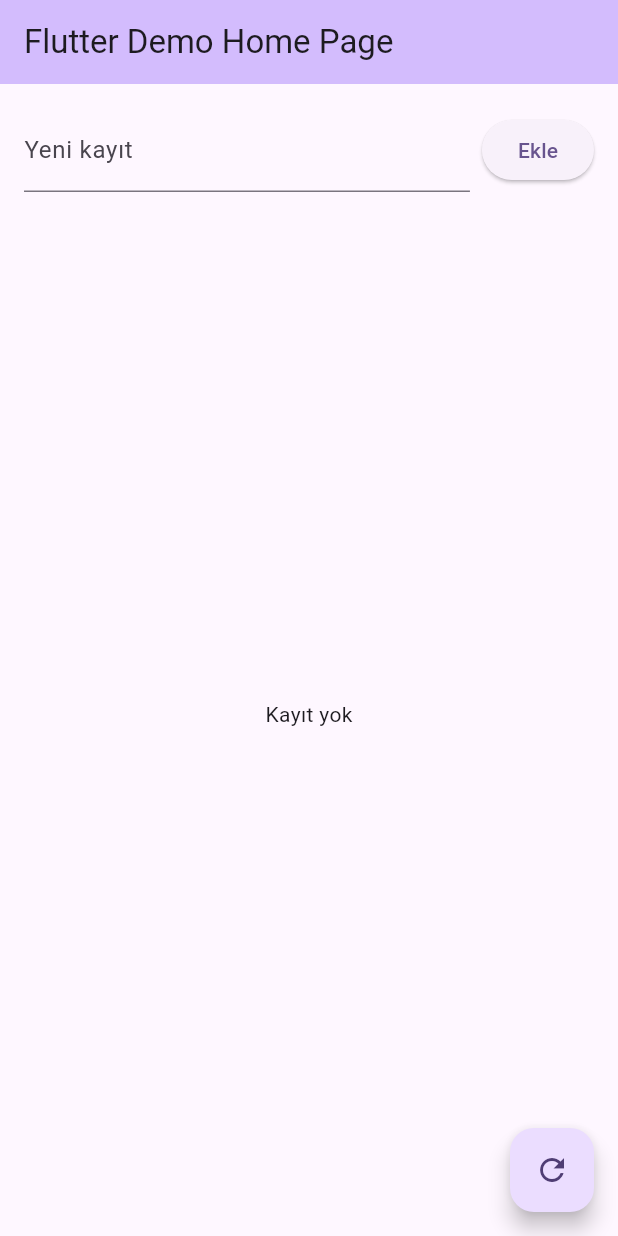
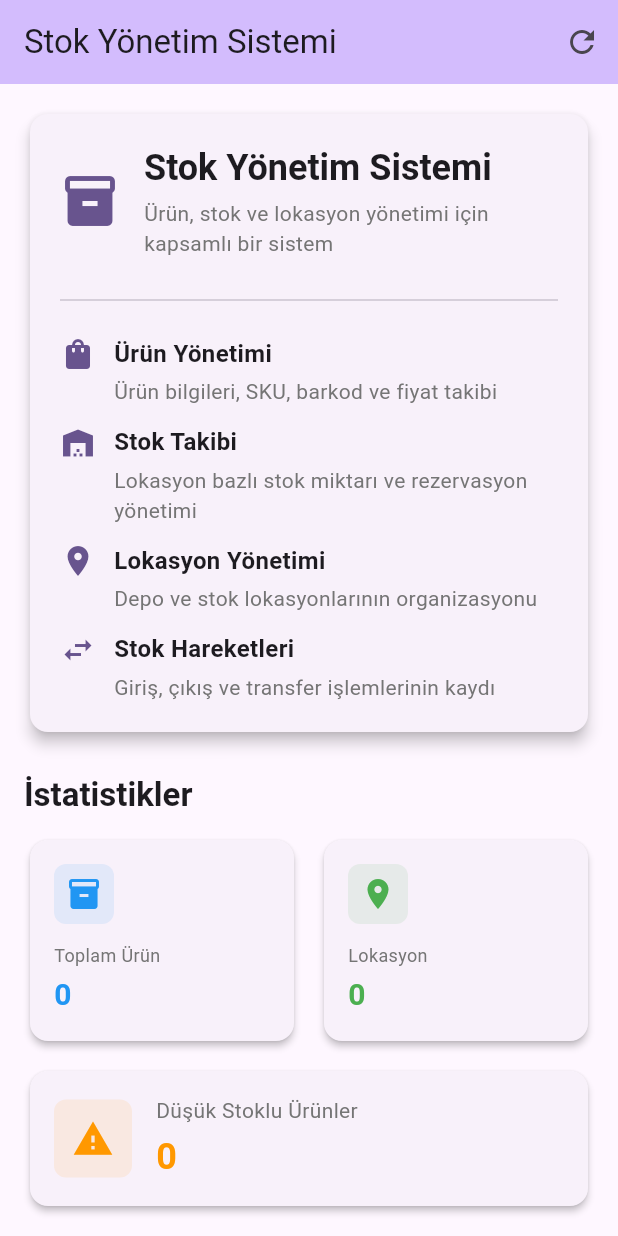
Before and after one commit to er3nnz/flutterProject, a Flutter app: the screen it shows after launch, after a tap on the "refresh" icon, on a phone screen of 412 x 824 dp. Run offline on Flutter 3.47's test engine with Material 3 defaults, Android fonts, the phone set to English and light mode, and no system bars; our stand-ins replace sqflite; accounts and stored records are empty.

Commit message:
Add authentication screens and inventory management screens from omer branch

```diff
--- a/lib/main.dart
+++ b/lib/main.dart
@@ -1,5 +1,5 @@
 import 'package:flutter/material.dart';
-import 'db/database_helper.dart';
+import 'screens/home_screen.dart';
 
 void main() {
   runApp(const MyApp());
@@ -8,143 +8,16 @@ void main() {
 class MyApp extends StatelessWidget {
   const MyApp({super.key});
 
-  // This widget is the root of your application.
   @override
   Widget build(BuildContext context) {
     return MaterialApp(
-      title: 'Flutter Demo',
+      title: 'Stok Yönetim Sistemi',
+      debugShowCheckedModeBanner: false,
       theme: ThemeData(
-        // This is the theme of your application.
-        //
-        // TRY THIS: Try running your application with "flutter run". You'll see
-        // the application has a purple toolbar. Then, without quitting the app,
-        // try changing the seedColor in the colorScheme below to Colors.green
-        // and then invoke "hot reload" (save your changes or press the "hot
-        // reload" button in a Flutter-supported IDE, or press "r" if you used
-        // the command line to start the app).
-        //
-        // Notice that the counter didn't reset back to zero; the application
-        // state is not lost during the reload. To reset the state, use hot
-        // restart instead.
-        //
-        // This works for code too, not just values: Most code changes can be
-        // tested with just a hot reload.
         colorScheme: ColorScheme.fromSeed(seedColor: Colors.deepPurple),
+        useMaterial3: true,
       ),
-      home: const MyHomePage(title: 'Flutter Demo Home Page'),
+      home: const HomeScreen(),
     );
   }
 }
-
-class MyHomePage extends StatefulWidget {
-  const MyHomePage({super.key, required this.title});
-
-  final String title;
-
-  @override
-  State<MyHomePage> createState() => _MyHomePageState();
-}
-
-class _MyHomePageState extends State<MyHomePage> {
-  final TextEditingController _controller = TextEditingController();
-  List<Map<String, dynamic>> _items = [];
-
-  @override
-  void initState() {
-    super.initState();
-    _loadItems();
-  }
-
-  Future<void> _loadItems() async {
-    final items = await DatabaseHelper.instance.getItems();
-    if (!mounted) return;
-    setState(() {
-      _items = items;
-    });
-  }
-
-  Future<void> _addItem() async {
-    final name = _controller.text.trim();
-    if (name.isEmpty) return;
-    await DatabaseHelper.instance.insertItem(name);
-    _controller.clear();
-    await _loadItems();
-  }
-
-  Future<void> _deleteItem(int id) async {
-    await DatabaseHelper.instance.deleteItem(id);
-    await _loadItems();
-  }
-
-  @override
-  Widget build(BuildContext context) {
-    return Scaffold(
-      appBar: AppBar(
-        backgroundColor: Theme.of(context).colorScheme.inversePrimary,
-        title: Text(widget.title),
-      ),
-      body: Padding(
-        padding: const EdgeInsets.all(16.0),
-        child: Column(
-          children: [
-            Row(
-              children: [
-                Expanded(
-                  child: TextField(
-                    controller: _controller,
-                    decoration: const InputDecoration(
-                      labelText: 'Yeni kayıt',
-                    ),
-                  ),
-                ),
-                const SizedBox(width: 8),
-                ElevatedButton(
-                  onPressed: _addItem,
-                  child: const Text('Ekle'),
-                ),
-              ],
-            ),
-            const SizedBox(height: 16),
-            Expanded(
-              child: _items.isEmpty
-                  ? const Center(child: Text('Kayıt yok'))
-                  : RefreshIndicator(
-                      onRefresh: _loadItems,
-                      child: ListView.builder(
-                        itemCount: _items.length,
-                        itemBuilder: (context, index) {
-                          final item = _items[index];
-                          return Dismissible(
-                            key: ValueKey(item['id']),
-                            direction: DismissDirection.endToStart,
-                            onDismissed: (_) => _deleteItem(item['id'] as int),
-                            background: Container(
-                              color: Colors.red,
-                              alignment: Alignment.centerRight,
-                              padding: const EdgeInsets.symmetric(horizontal: 20),
-                              child: const Icon(Icons.delete, color: Colors.white),
-                            ),
-                            child: ListTile(
-                              title: Text(item['name'] as String),
-                              subtitle: Text(item['createdAt'] as String),
-                              trailing: IconButton(
-                                icon: const Icon(Icons.delete),
-                                onPressed: () => _deleteItem(item['id'] as int),
-                              ),
-                            ),
-                          );
-                        },
-                      ),
-                    ),
-            ),
-          ],
-        ),
-      ),
-      floatingActionButton: FloatingActionButton(
-        onPressed: _loadItems,
-        tooltip: 'Yenile',
-        child: const Icon(Icons.refresh),
-      ),
-    );
-  }
-}
--- /dev/null
+++ b/lib/screens/home_screen.dart
@@ -0,0 +1,399 @@
+import 'package:flutter/material.dart';
+import '../db/database_helper.dart';
+import '../models/product.dart';
+
+class HomeScreen extends StatefulWidget {
+  const HomeScreen({super.key});
+
+  @override
+  State<HomeScreen> createState() => _HomeScreenState();
+}
+
+class _HomeScreenState extends State<HomeScreen> {
+  int _productCount = 0;
+  int _locationCount = 0;
+  int _lowStockCount = 0;
+  bool _isLoading = true;
+
+  @override
+  void initState() {
+    super.initState();
+    _loadStatistics();
+  }
+
+  Future<void> _loadStatistics() async {
+    setState(() => _isLoading = true);
+
+    try {
+      final products = await DatabaseHelper.instance.getProducts();
+      final locations = await DatabaseHelper.instance.getLocations();
+
+      int lowStock = 0;
+      for (var productMap in products) {
+        final product = Product.fromMap(productMap);
+        final inventory = await DatabaseHelper.instance.getInventoryForProduct(product.id!);
+        double totalQty = 0;
+        for (var inv in inventory) {
+          totalQty += (inv['quantity'] as num).toDouble();
+        }
+        if (totalQty <= product.reorderLevel) {
+          lowStock++;
+        }
+      }
+
+      setState(() {
+        _productCount = products.length;
+        _locationCount = locations.length;
+        _lowStockCount = lowStock;
+        _isLoading = false;
+      });
+    } catch (e) {
+      setState(() => _isLoading = false);
+    }
+  }
+
+  @override
+  Widget build(BuildContext context) {
+    return Scaffold(
+      appBar: AppBar(
+        title: const Text('Stok Yönetim Sistemi'),
+        backgroundColor: Theme.of(context).colorScheme.inversePrimary,
+        actions: [
+          IconButton(
+            icon: const Icon(Icons.refresh),
+            onPressed: _loadStatistics,
+            tooltip: 'Yenile',
+          ),
+        ],
+      ),
+      body: _isLoading
+          ? const Center(child: CircularProgressIndicator())
+          : SingleChildScrollView(
+              padding: const EdgeInsets.all(16.0),
+              child: Column(
+                crossAxisAlignment: CrossAxisAlignment.start,
+                children: [
+                  // Sistem Hakkında Bilgi Kartı
+                  Card(
+                    elevation: 4,
+                    child: Padding(
+                      padding: const EdgeInsets.all(20.0),
+                      child: Column(
+                        crossAxisAlignment: CrossAxisAlignment.start,
+                        children: [
+                          Row(
+                            children: [
+                              Icon(
+                                Icons.inventory_2,
+                                size: 40,
+                                color: Theme.of(context).colorScheme.primary,
+                              ),
+                              const SizedBox(width: 16),
+                              Expanded(
+                                child: Column(
+                                  crossAxisAlignment: CrossAxisAlignment.start,
+                                  children: [
+                                    Text(
+                                      'Stok Yönetim Sistemi',
+                                      style: Theme.of(context).textTheme.headlineSmall?.copyWith(
+                                            fontWeight: FontWeight.bold,
+                                          ),
+                                    ),
+                                    const SizedBox(height: 4),
+                                    Text(
+                                      'Ürün, stok ve lokasyon yönetimi için kapsamlı bir sistem',
+                                      style: Theme.of(context).textTheme.bodyMedium?.copyWith(
+                                            color: Colors.grey[600],
+                                          ),
+                                    ),
+                                  ],
+                                ),
+                              ),
+                            ],
+                          ),
+                          const SizedBox(height: 20),
+                          const Divider(),
+                          const SizedBox(height: 16),
+                          _buildFeatureItem(
+                            Icons.shopping_bag,
+                            'Ürün Yönetimi',
+                            'Ürün bilgileri, SKU, barkod ve fiyat takibi',
+                          ),
+                          const SizedBox(height: 12),
+                          _buildFeatureItem(
+                            Icons.warehouse,
+                            'Stok Takibi',
+                            'Lokasyon bazlı stok miktarı ve rezervasyon yönetimi',
+                          ),
+                          const SizedBox(height: 12),
+                          _buildFeatureItem(
+                            Icons.location_on,
+                            'Lokasyon Yönetimi',
+                            'Depo ve stok lokasyonlarının organizasyonu',
+                          ),
+                          const SizedBox(height: 12),
+                          _buildFeatureItem(
+                            Icons.swap_horiz,
+                            'Stok Hareketleri',
+                            'Giriş, çıkış ve transfer işlemlerinin kaydı',
+                          ),
+                        ],
+                      ),
+                    ),
+                  ),
+                  const SizedBox(height: 24),
+
+                  // İstatistikler
+                  Text(
+                    'İstatistikler',
+                    style: Theme.of(context).textTheme.titleLarge?.copyWith(
+                          fontWeight: FontWeight.bold,
+                        ),
+                  ),
+                  const SizedBox(height: 12),
+                  Row(
+                    children: [
+                      Expanded(
+                        child: _buildStatCard(
+                          'Toplam Ürün',
+                          _productCount.toString(),
+                          Icons.inventory,
+                          Colors.blue,
+                        ),
+                      ),
+                      const SizedBox(width: 12),
+                      Expanded(
+                        child: _buildStatCard(
+                          'Lokasyon',
+                          _locationCount.toString(),
+                          Icons.place,
+                          Colors.green,
+                        ),
+                      ),
+                    ],
+                  ),
+                  const SizedBox(height: 12),
+                  _buildStatCard(
+                    'Düşük Stoklu Ürünler',
+                    _lowStockCount.toString(),
+                    Icons.warning,
+                    Colors.orange,
+                    fullWidth: true,
+                  ),
+                  const SizedBox(height: 24),
+
+                  // Hızlı Erişim
+                  Text(
+                    'Hızlı Erişim',
+                    style: Theme.of(context).textTheme.titleLarge?.copyWith(
+                          fontWeight: FontWeight.bold,
+                        ),
+                  ),
+                  const SizedBox(height: 12),
+                  GridView.count(
+                    shrinkWrap: true,
+                    physics: const NeverScrollableScrollPhysics(),
+                    crossAxisCount: 2,
+                    crossAxisSpacing: 12,
+                    mainAxisSpacing: 12,
+                    childAspectRatio: 1.5,
+                    children: [
+                      _buildQuickActionCard(
+                        'Ürünler',
+                        Icons.shopping_bag,
+                        Colors.blue,
+                        () {
+                          // TODO: Navigate to products screen
+                          ScaffoldMessenger.of(context).showSnackBar(
+                            const SnackBar(content: Text('Ürünler sayfası yakında eklenecek')),
+                          );
+                        },
+                      ),
+                      _buildQuickActionCard(
+                        'Stok',
+                        Icons.warehouse,
+                        Colors.green,
+                        () {
+                          // TODO: Navigate to inventory screen
+                          ScaffoldMessenger.of(context).showSnackBar(
+                            const SnackBar(content: Text('Stok sayfası yakında eklenecek')),
+                          );
+                        },
+                      ),
+                      _buildQuickActionCard(
+                        'Lokasyonlar',
+                        Icons.location_on,
+                        Colors.orange,
+                        () {
+                          // TODO: Navigate to locations screen
+                          ScaffoldMessenger.of(context).showSnackBar(
+                            const SnackBar(content: Text('Lokasyonlar sayfası yakında eklenecek')),
+                          );
+                        },
+                      ),
+                      _buildQuickActionCard(
+                        'Hareketler',
+                        Icons.swap_horiz,
+                        Colors.purple,
+                        () {
+                          // TODO: Navigate to transactions screen
+                          ScaffoldMessenger.of(context).showSnackBar(
+                            const SnackBar(content: Text('Hareketler sayfası yakında eklenecek')),
+                          );
+                        },
+                      ),
+                    ],
+                  ),
+                ],
+              ),
+            ),
+    );
+  }
+
+  Widget _buildFeatureItem(IconData icon, String title, String description) {
+    return Row(
+      crossAxisAlignment: CrossAxisAlignment.start,
+      children: [
+        Icon(icon, size: 24, color: Theme.of(context).colorScheme.primary),
+        const SizedBox(width: 12),
+        Expanded(
+          child: Column(
+            crossAxisAlignment: CrossAxisAlignment.start,
+            children: [
+              Text(
+                title,
+                style: const TextStyle(
+                  fontWeight: FontWeight.bold,
+                  fontSize: 16,
+                ),
+              ),
+              const SizedBox(height: 4),
+              Text(
+                description,
+                style: TextStyle(
+                  color: Colors.grey[600],
+                  fontSize: 14,
+                ),
+              ),
+            ],
+          ),
+        ),
+      ],
+    );
+  }
+
+  Widget _buildStatCard(String title, String value, IconData icon, Color color, {bool fullWidth = false}) {
+    return Card(
+      elevation: 2,
+      child: Padding(
+        padding: const EdgeInsets.all(16.0),
+        child: fullWidth
+            ? Row(
+                children: [
+                  Container(
+                    padding: const EdgeInsets.all(12),
+                    decoration: BoxDecoration(
+                      color: color.withOpacity(0.1),
+                      borderRadius: BorderRadius.circular(8),
+                    ),
+                    child: Icon(icon, color: color, size: 28),
+                  ),
+                  const SizedBox(width: 16),
+                  Expanded(
+                    child: Column(
+                      crossAxisAlignment: CrossAxisAlignment.start,
+                      children: [
+                        Text(
+                          title,
+                          style: TextStyle(
+                            color: Colors.grey[600],
+                            fontSize: 14,
+                          ),
+                        ),
+                        const SizedBox(height: 4),
+                        Text(
+                          value,
+                          style: TextStyle(
+                            fontSize: 24,
+                            fontWeight: FontWeight.bold,
+                            color: color,
+                          ),
+                        ),
+                      ],
+                    ),
+                  ),
+                ],
+              )
+            : Column(
+                crossAxisAlignment: CrossAxisAlignment.start,
+                children: [
+                  Container(
+                    padding: const EdgeInsets.all(8),
+                    decoration: BoxDecoration(
+                      color: color.withOpacity(0.1),
+                      borderRadius: BorderRadius.circular(8),
+                    ),
+                    child: Icon(icon, color: color, size: 24),
+                  ),
+                  const SizedBox(height: 12),
+                  Text(
+                    title,
+                    style: TextStyle(
+                      color: Colors.grey[600],
+                      fontSize: 12,
+                    ),
+                  ),
+                  const SizedBox(height: 4),
+                  Text(
+                    value,
+                    style: TextStyle(
+                      fontSize: 20,
+                      fontWeight: FontWeight.bold,
+                      color: color,
+                    ),
+                  ),
+                ],
+              ),
+      ),
+    );
+  }
+
+  Widget _buildQuickActionCard(String title, IconData icon, Color color, VoidCallback onTap) {
+    return Card(
+      elevation: 2,
+      child: InkWell(
+        onTap: onTap,
+        borderRadius: BorderRadius.circular(12),
+        child: Container(
+          padding: const EdgeInsets.all(16),
+          decoration: BoxDecoration(
+            borderRadius: BorderRadius.circular(12),
+            gradient: LinearGradient(
+              begin: Alignment.topLeft,
+              end: Alignment.bottomRight,
+              colors: [
+                color.withOpacity(0.1),
+                color.withOpacity(0.05),
+              ],
+            ),
+          ),
+          child: Column(
+            mainAxisAlignment: MainAxisAlignment.center,
+            children: [
+              Icon(icon, size: 32, color: color),
+              const SizedBox(height: 8),
+              Text(
+                title,
+                style: TextStyle(
+                  fontSize: 16,
+                  fontWeight: FontWeight.bold,
+                  color: color,
+                ),
+              ),
+            ],
+          ),
+        ),
+      ),
+    );
+  }
+}
--- /dev/null
+++ b/lib/screens/inventory_screen.dart
@@ -0,0 +1,22 @@
+import 'package:flutter/material.dart';
+
+class InventoryScreen extends StatefulWidget {
+  const InventoryScreen({super.key});
+
+  @override
+  State<InventoryScreen> createState() => _InventoryScreenState();
+}
+
+class _InventoryScreenState extends State<InventoryScreen> {
+  @override
+  Widget build(BuildContext context) {
+    return Scaffold(
+      appBar: AppBar(
+        title: const Text('Stok'),
+      ),
+      body: const Center(
+        child: Text('Inventory Screen'),
+      ),
+    );
+  }
+}
--- /dev/null
+++ b/lib/screens/locations_screen.dart
@@ -0,0 +1,22 @@
+import 'package:flutter/material.dart';
+
+class LocationsScreen extends StatefulWidget {
+  const LocationsScreen({super.key});
+
+  @override
+  State<LocationsScreen> createState() => _LocationsScreenState();
+}
+
+class _LocationsScreenState extends State<LocationsScreen> {
+  @override
+  Widget build(BuildContext context) {
+    return Scaffold(
+      appBar: AppBar(
+        title: const Text('Lokasyonlar'),
+      ),
+      body: const Center(
+        child: Text('Locations Screen'),
+      ),
+    );
+  }
+}
--- /dev/null
+++ b/lib/screens/login_screen.dart
@@ -0,0 +1,22 @@
+import 'package:flutter/material.dart';
+
+class LoginScreen extends StatefulWidget {
+  const LoginScreen({super.key});
+
+  @override
+  State<LoginScreen> createState() => _LoginScreenState();
+}
+
+class _LoginScreenState extends State<LoginScreen> {
+  @override
+  Widget build(BuildContext context) {
+    return Scaffold(
+      appBar: AppBar(
+        title: const Text('Giriş Yap'),
+      ),
+      body: const Center(
+        child: Text('Login Screen'),
+      ),
+    );
+  }
+}
--- /dev/null
+++ b/lib/screens/products_screen.dart
@@ -0,0 +1,22 @@
+import 'package:flutter/material.dart';
+
+class ProductsScreen extends StatefulWidget {
+  const ProductsScreen({super.key});
+
+  @override
+  State<ProductsScreen> createState() => _ProductsScreenState();
+}
+
+class _ProductsScreenState extends State<ProductsScreen> {
+  @override
+  Widget build(BuildContext context) {
+    return Scaffold(
+      appBar: AppBar(
+        title: const Text('Ürünler'),
+      ),
+      body: const Center(
+        child: Text('Products Screen'),
+      ),
+    );
+  }
+}
--- /dev/null
+++ b/lib/screens/register_screen.dart
@@ -0,0 +1,22 @@
+import 'package:flutter/material.dart';
+
+class RegisterScreen extends StatefulWidget {
+  const RegisterScreen({super.key});
+
+  @override
+  State<RegisterScreen> createState() => _RegisterScreenState();
+}
+
+class _RegisterScreenState extends State<RegisterScreen> {
+  @override
+  Widget build(BuildContext context) {
+    return Scaffold(
+      appBar: AppBar(
+        title: const Text('Kayıt Ol'),
+      ),
+      body: const Center(
+        child: Text('Register Screen'),
+      ),
+    );
+  }
+}
--- /dev/null
+++ b/lib/screens/transactions_screen.dart
@@ -0,0 +1,22 @@
+import 'package:flutter/material.dart';
+
+class TransactionsScreen extends StatefulWidget {
+  const TransactionsScreen({super.key});
+
+  @override
+  State<TransactionsScreen> createState() => _TransactionsScreenState();
+}
+
+class _TransactionsScreenState extends State<TransactionsScreen> {
+  @override
+  Widget build(BuildContext context) {
+    return Scaffold(
+      appBar: AppBar(
+        title: const Text('Stok Hareketleri'),
+      ),
+      body: const Center(
+        child: Text('Transactions Screen'),
+      ),
+    );
+  }
+}
```
